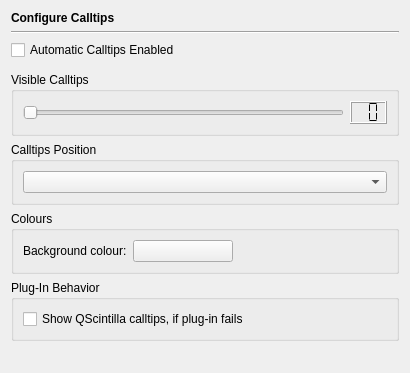
First picture: the form in Preferences/ConfigurationPages/EditorCalltipsPage.ui, repository testmana2/test, before the edit.
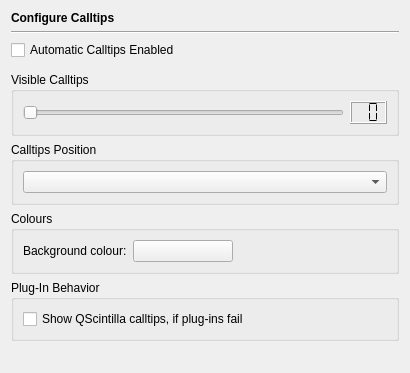
Second picture: the form after the edit.

Patch:
```diff
--- a/Preferences/ConfigurationPages/EditorCalltipsPage.ui
+++ b/Preferences/ConfigurationPages/EditorCalltipsPage.ui
@@ -176,7 +176,7 @@
          <string>Qscintilla provided calltips are shown, if this option is enabled and calltips shall be provided by a plug-in (see calltips sub-page of the plug-in) and the plugin-in doesn't deliver any calltips.</string>
         </property>
         <property name="text">
-         <string>Show QScintilla calltips, if plug-in fails</string>
+         <string>Show QScintilla calltips, if plug-ins fail</string>
         </property>
        </widget>
       </item>
```
Left out of the diff: 4 changed lines with no effect on the pictures.
